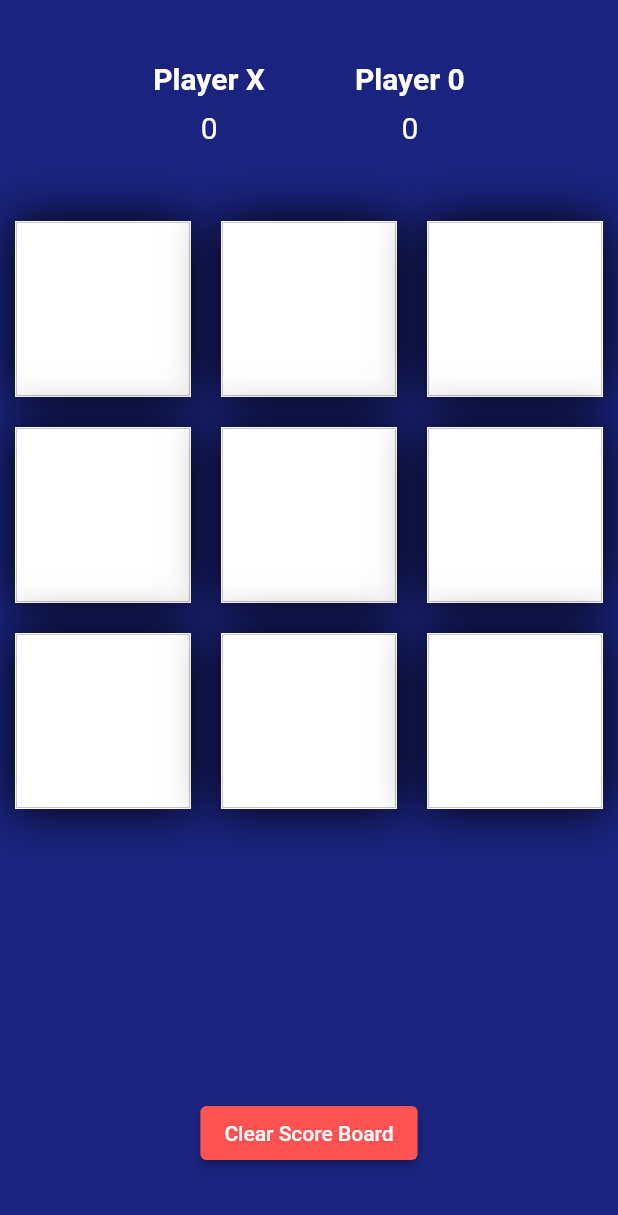
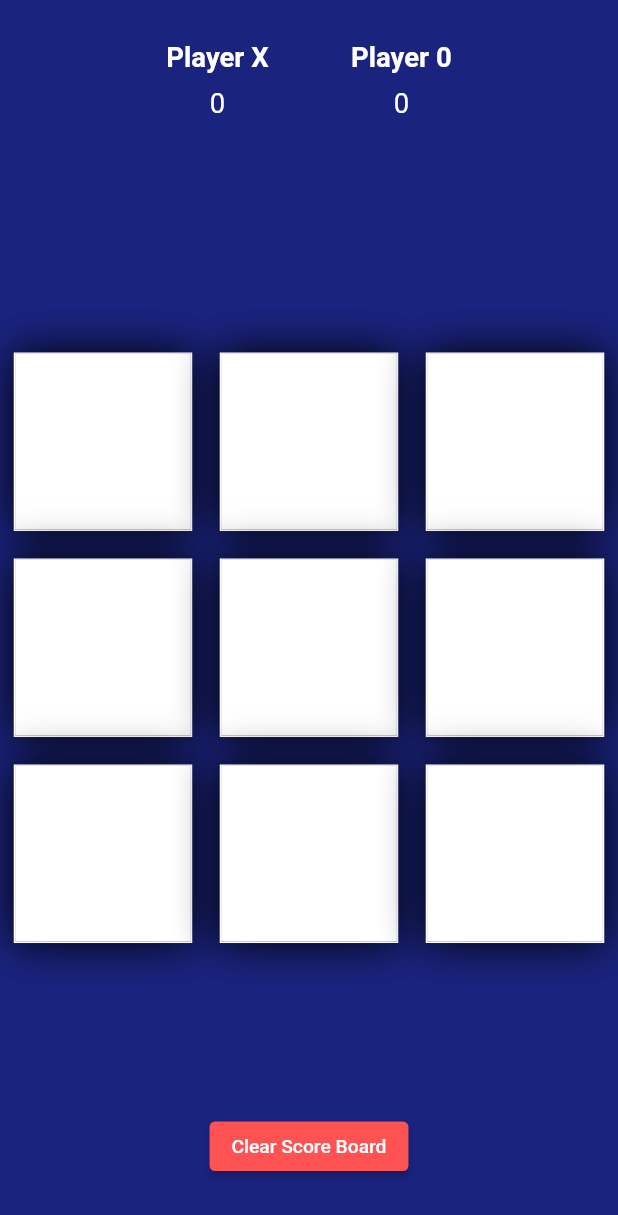
Before and after one commit to safadtm/flutter-tic-tac-toe, a Flutter app: the screen it shows after launch, on a phone screen of 412 x 824 dp. Shown: the top 1215 px of the screen. Run offline on Flutter 3.47's test engine with Material 2 defaults, Android fonts, the phone set to English and light mode, and no system bars; our stand-ins replace responsive_framework.

Commit message:
Responsive plugin added

```diff
--- a/lib/main.dart
+++ b/lib/main.dart
@@ -1,4 +1,5 @@
 import 'package:flutter/material.dart';
+import 'package:responsive_framework/responsive_framework.dart';
 
 void main() {
   runApp(const MyApp());
@@ -11,6 +12,19 @@ class MyApp extends StatelessWidget {
   @override
   Widget build(BuildContext context) {
     return MaterialApp(
+      builder: (context, child) => ResponsiveWrapper.builder(
+          BouncingScrollWrapper.builder(context, child!),
+          maxWidth: 1200,
+          minWidth: 450,
+          defaultScale: true,
+          breakpoints: [
+            const ResponsiveBreakpoint.resize(450, name: MOBILE),
+            const ResponsiveBreakpoint.autoScale(800, name: TABLET),
+            const ResponsiveBreakpoint.autoScale(1000, name: TABLET),
+            const ResponsiveBreakpoint.resize(1200, name: DESKTOP),
+            const ResponsiveBreakpoint.autoScale(2460, name: "4K"),
+          ],
+          background: Container(color: const Color(0xFFF5F5F5))),
       debugShowCheckedModeBanner: false,
       home: const HomePage(),
     );
@@ -40,7 +54,8 @@ class _HomePageState extends State<HomePage> {
       backgroundColor: Colors.indigo[900],
       body: Column(
         children: <Widget>[
-          Expanded(
+          SingleChildScrollView(
+            child: Expanded(
               // creating the ScoreBoard
 
               child: SizedBox(
@@ -93,6 +108,8 @@ class _HomePageState extends State<HomePage> {
                 ),
               ),
             ),
+          ),
+          Spacer(),
           /////////////////////////////////
           Expanded(
             flex: 4,
--- a/pubspec.yaml
+++ b/pubspec.yaml
@@ -33,6 +33,7 @@ dependencies:
   flutter:
     sdk: flutter
   flutter_launcher_icons: ^0.10.0
+  responsive_framework: ^0.2.0
 
 
 flutter_icons:
```
Also changed, not shown: pubspec.lock. Lines whose indentation alone changed are shown as unchanged.
